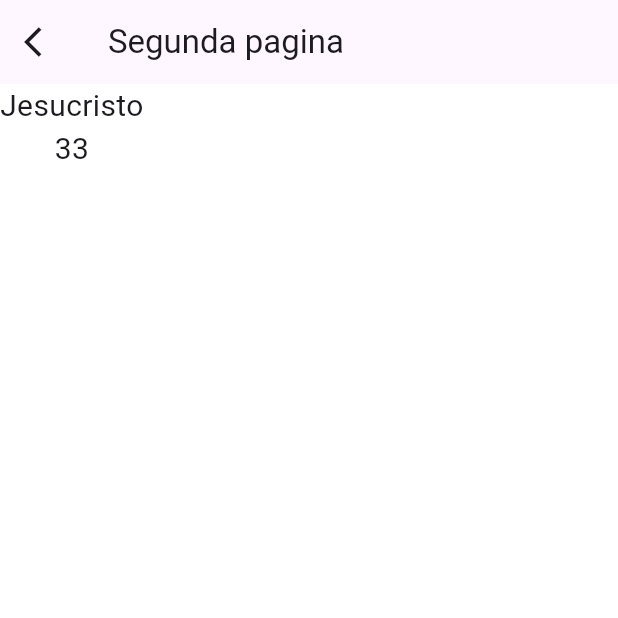
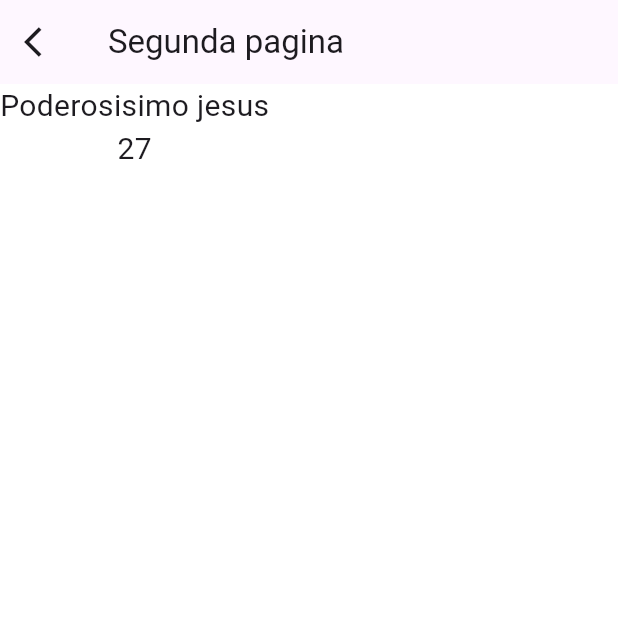
Before and after one commit to SantiagoMGS/flutter_first_app, a Flutter app: the screen it shows after launch, after a tap on "Segundo", on a phone screen of 412 x 824 dp, the top half of it. Run offline on Flutter 3.47's test engine with Material 3 defaults, Android fonts, the phone set to English and light mode, and no system bars.

Commit message:
controlador añadido

```diff
--- /dev/null
+++ b/lib/core/controllers/persona_controller.dart
@@ -0,0 +1,11 @@
+import 'package:flutter_first_app/core/models/persona.dart';
+
+class PersonaController {
+  final Persona persona;
+
+  PersonaController(this.persona);
+
+  void cambiarNombre(String nombre) {
+    persona.nombre = nombre;
+  }
+}
--- a/lib/core/models/persona.dart
+++ b/lib/core/models/persona.dart
@@ -1,6 +1,6 @@
 class Persona {
-  final String nombre;
-  final int edad;
+  String nombre;
+  int edad;
 
   Persona({required this.nombre, required this.edad});
 }
--- a/lib/ui/pages/primera_pagina.dart
+++ b/lib/ui/pages/primera_pagina.dart
@@ -1,5 +1,6 @@
 import 'package:flutter/foundation.dart';
 import 'package:flutter/material.dart';
+import 'package:flutter_first_app/core/controllers/persona_controller.dart';
 import 'package:flutter_first_app/core/models/persona.dart';
 import 'package:flutter_first_app/ui/pages/segunda_pagina.dart';
 
@@ -24,7 +25,7 @@ class FormularioPaginaState extends State<FormularioPagina> {
   late String carrera;
   late String? pais;
 
-  final Persona persona = Persona(nombre: 'Santiago', edad: 27);
+  final Persona persona = Persona(nombre: 'Santiago Martinez', edad: 27);
 
   @override
   initState() {
@@ -161,10 +162,11 @@ class FormularioPaginaState extends State<FormularioPagina> {
                       //               usuario: persona,
                       //               esNuevo: true,
                       //             ))); // Navegacion con parametros usando MaterialPageRoute
+                      final controlador = PersonaController(persona);
+                      controlador.cambiarNombre('Poderosisimo jesus');
                       Navigator.pushNamed(context, 'segunda_pagina',
                           arguments: SegundaPaginaArgumentos(
-                              usuario: Persona(nombre: 'Jesucristo', edad: 33),
-                              esNuevo: true));
+                              usuario: persona, esNuevo: true));
                     }),
                 const SizedBox(width: 8),
                 ElevatedButton(child: const Text("Tercero"), onPressed: () {}),
```
